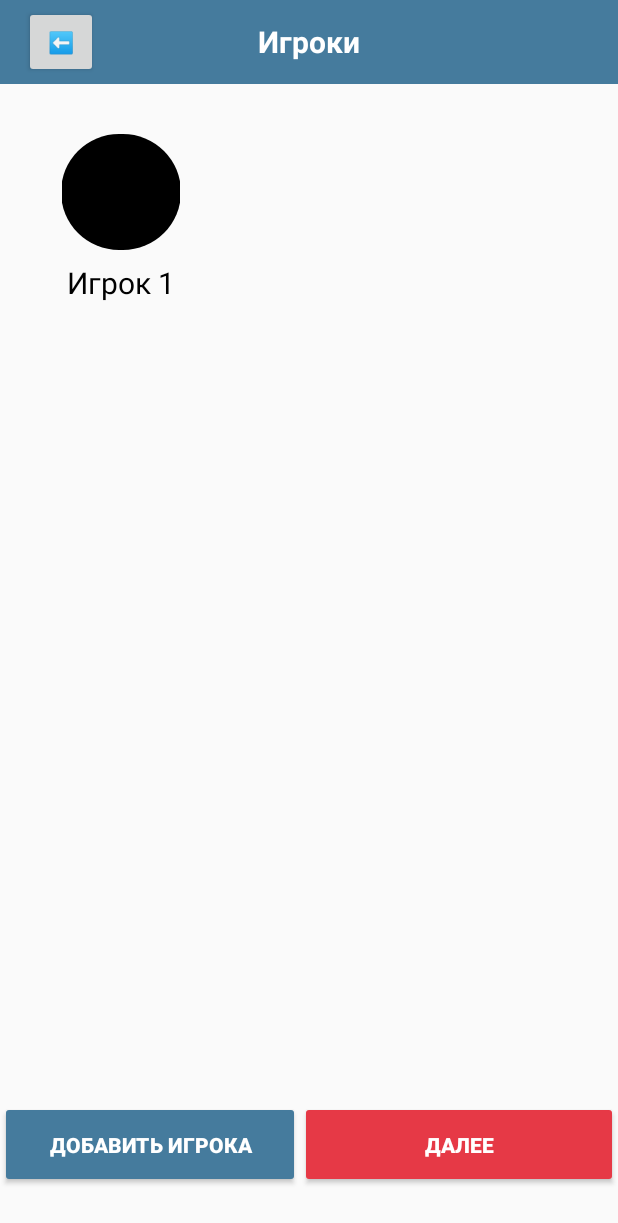
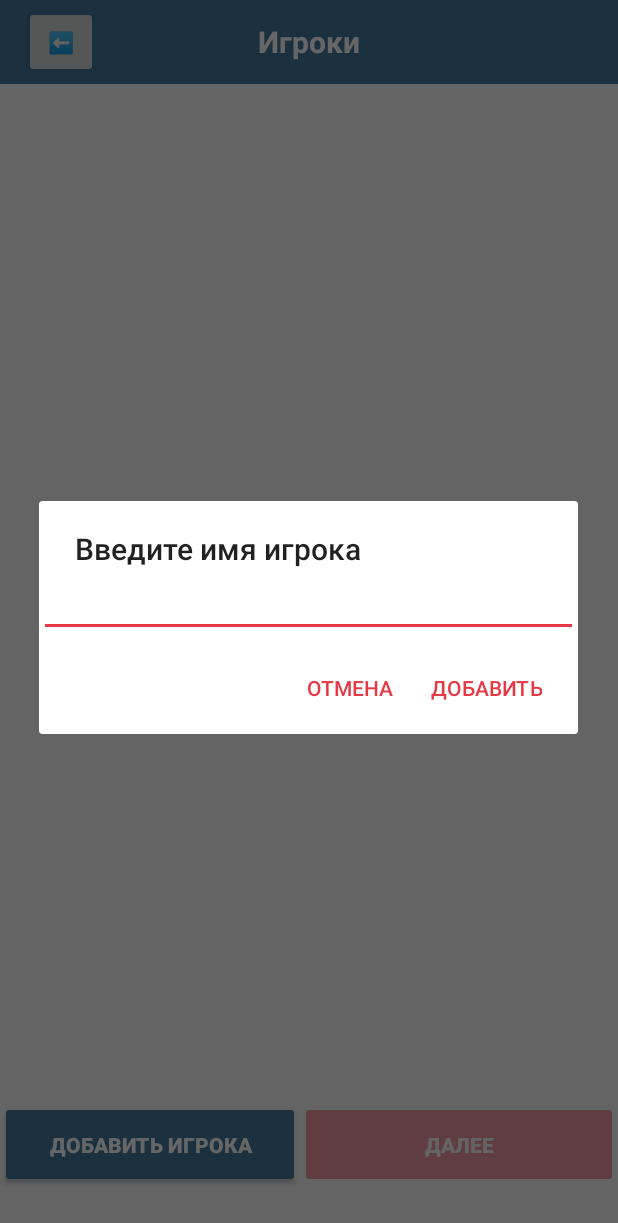
Before and after one commit to grigoryan-m/TownGame, an Android app: the PlayerSelectionActivity screen opened directly, with no data from a screen before it, after a tap on "ДОБАВИТЬ ИГРОКА", on a phone screen of 412 x 824 dp. Shown: the top 1223 px of the screen. Run offline under Robolectric (Android 15) with nearby library versions, the light colour scheme and no system bars.

Commit message:
Added saving and loading the players.

```diff
--- a/app/src/main/AndroidManifest.xml
+++ b/app/src/main/AndroidManifest.xml
@@ -1,7 +1,6 @@
 <?xml version="1.0" encoding="utf-8"?>
 <manifest xmlns:android="http://schemas.android.com/apk/res/android"
     xmlns:tools="http://schemas.android.com/tools">
-
     <application
         android:allowBackup="true"
         android:dataExtractionRules="@xml/data_extraction_rules"
@@ -24,6 +23,7 @@
                 <category android:name="android.intent.category.LAUNCHER" />
             </intent-filter>
         </activity>
+
     </application>
 
 </manifest>
--- a/app/src/main/java/com/example/towngame/activities/MainActivity.java
+++ b/app/src/main/java/com/example/towngame/activities/MainActivity.java
@@ -15,6 +15,7 @@ import androidx.core.view.ViewCompat;
 import androidx.core.view.WindowInsetsCompat;
 
 import com.example.towngame.R;
+import com.example.towngame.playerSelection.PlayerAdapter;
 
 public class MainActivity extends AppCompatActivity {
 
@@ -41,6 +42,7 @@ public class MainActivity extends AppCompatActivity {
         startButton.setOnClickListener(new View.OnClickListener() {
             @Override
             public void onClick(View v) {
+
                 Intent intent = new Intent(MainActivity.this, PlayerSelectionActivity.class);
                 startActivity(intent);
 
--- a/app/src/main/java/com/example/towngame/activities/PlayerSelectionActivity.java
+++ b/app/src/main/java/com/example/towngame/activities/PlayerSelectionActivity.java
@@ -1,5 +1,6 @@
 package com.example.towngame.activities;
 
+import android.content.DialogInterface;
 import android.content.Intent;
 import android.os.Bundle;
 import android.util.Log;
@@ -7,8 +8,10 @@ import android.view.View;
 import android.view.Window;
 import android.view.WindowManager;
 import android.widget.Button;
+import android.widget.EditText;
 
 import androidx.activity.EdgeToEdge;
+import androidx.appcompat.app.AlertDialog;
 import androidx.appcompat.app.AppCompatActivity;
 import androidx.core.graphics.Insets;
 import androidx.core.view.ViewCompat;
@@ -28,11 +31,15 @@ import java.util.List;
 
 public class PlayerSelectionActivity extends AppCompatActivity {
 
-    private List<Player> players = new ArrayList<>();
+    // Constants
+    private final int MIN_PLAYERS = 1;
+
     private PlayerAdapter adapter;
+    Button nextButton;
     @Override
     protected void onCreate(Bundle savedInstanceState) {
         super.onCreate(savedInstanceState);
+
         EdgeToEdge.enable(this);
         setContentView(R.layout.activity_player_selection);
         ViewCompat.setOnApplyWindowInsetsListener(findViewById(R.id.main), (v, insets) -> {
@@ -59,32 +66,77 @@ public class PlayerSelectionActivity extends AppCompatActivity {
                 overridePendingTransition(R.anim.slide_down, R.anim.slide_out_down);
             }
         });
-        adapter = new PlayerAdapter(this, players);
+        adapter = new PlayerAdapter(this, new ArrayList<>());
 
         RecyclerView playerRecyclerView = findViewById(R.id.playerRecyclerView);
         playerRecyclerView.setLayoutManager(new GridLayoutManager(this, 3)); // 3 колонки
         int spacingInPixels = getResources().getDimensionPixelSize(R.dimen.spacing); // Define the spacing value in your resources
         playerRecyclerView.addItemDecoration(new SpacesItemDecoration(spacingInPixels));
         playerRecyclerView.setAdapter(adapter);
-        // Addplayers button
+        // Add players button
 
         ItemTouchHelper itemTouchHelper = new ItemTouchHelper(new PlayerItemTouchHelperCallback(adapter));
         itemTouchHelper.attachToRecyclerView(playerRecyclerView);
 
-        Button addPlayerButton = (Button) findViewById(R.id.addPlayerButton);
-        addPlayerButton.setOnClickListener(new View.OnClickListener(){
+        nextButton = (Button) findViewById(R.id.nextButton);
+
+        adapter.loadPlayers(this);
+        updateNextButtonState();
+        adapter.notifyDataSetChanged();
+    }
+
+
+    public void showAddPlayerDialog(View view) {
+        AlertDialog.Builder builder = new AlertDialog.Builder(this);
+        builder.setTitle("Введите имя игрока");
+
+        // Создаем поле ввода
+        final EditText input = new EditText(this);
+        builder.setView(input);
+
+        // Устанавливаем кнопки
+        builder.setPositiveButton("Добавить", new DialogInterface.OnClickListener() {
             @Override
-            public void onClick(View v) {
-                addPlayer();
+            public void onClick(DialogInterface dialog, int which) {
+                String playerName = input.getText().toString();
+                if (!playerName.isEmpty()) {
+                    addPlayer(playerName);
+                }
             }
         });
+        builder.setNegativeButton("Отмена", new DialogInterface.OnClickListener() {
+            @Override
+            public void onClick(DialogInterface dialog, int which) {
+                dialog.cancel();
+            }
+        });
+
+        builder.show();
     }
-    public void addPlayer() {
+
+
+
+
+    public void addPlayer(String name) {
         Log.d("YourActivity", "Кнопка нажата");
         // Создайте нового игрока (можно изменить имя или добавлять через ввод)
-        Player newPlayer = new Player("Игрок " + (players.size() + 1)); // Уникальное имя для каждого игрока
-        players.add(newPlayer); // Добавление игрока в список
+        Player newPlayer = new Player(name); // Уникальное имя для каждого игрока
+        adapter.players.add(newPlayer); // Добавление игрока в список
         adapter.notifyDataSetChanged(); // Уведомление адаптера о том, что данные изменились
+        updateNextButtonState();
+    }
+    private void updateNextButtonState(){
+        if (adapter.players.size() < MIN_PLAYERS) {
+            nextButton.setEnabled(false);
+            nextButton.setAlpha(0.5f); // Сделаем кнопку полупрозрачной
+        } else {
+            nextButton.setEnabled(true);
+            nextButton.setAlpha(1.0f); // Полная непрозрачность
+        }
+    }
+
+    public void finishedOrganizingPlayers(View view){
+        adapter.savePlayers(this);
     }
 
 }
--- a/app/src/main/java/com/example/towngame/playerSelection/Player.java
+++ b/app/src/main/java/com/example/towngame/playerSelection/Player.java
@@ -1,6 +1,8 @@
 package com.example.towngame.playerSelection;
 
-public class Player {
+import java.io.Serializable;
+
+public class Player implements Serializable {
     private String name;
 
     public Player(String name){
--- a/app/src/main/java/com/example/towngame/playerSelection/PlayerAdapter.java
+++ b/app/src/main/java/com/example/towngame/playerSelection/PlayerAdapter.java
@@ -1,6 +1,11 @@
 package com.example.towngame.playerSelection;
 
+import static android.content.Context.MODE_PRIVATE;
+import static android.os.ParcelFileDescriptor.MODE_READ_WRITE;
+import static android.os.ParcelFileDescriptor.MODE_WORLD_READABLE;
+
 import android.content.Context;
+import android.util.Log;
 import android.view.LayoutInflater;
 import android.view.View;
 import android.view.ViewGroup;
@@ -11,11 +16,19 @@ import androidx.recyclerview.widget.RecyclerView;
 
 import com.example.towngame.R;
 
+import java.io.File;
+import java.io.FileInputStream;
+import java.io.FileOutputStream;
+import java.io.FileReader;
+import java.io.IOException;
+import java.io.ObjectInputStream;
+import java.io.ObjectOutputStream;
+import java.util.ArrayList;
 import java.util.Collections;
 import java.util.List;
 
 public class PlayerAdapter extends RecyclerView.Adapter<PlayerAdapter.PlayerViewHolder> {
-    private List<Player> players;
+    public List<Player> players;
     private Context context;
 
     public PlayerAdapter(Context context, List<Player> players) {
@@ -56,4 +69,35 @@ public class PlayerAdapter extends RecyclerView.Adapter<PlayerAdapter.PlayerView
         notifyItemMoved(fromPosition, toPosition);
     }
 
+    public void savePlayers(Context context) {
+        File file = new File(context.getFilesDir(), "players.dat");
+
+        try {
+
+            FileOutputStream fOut = context.openFileOutput("players.dat", Context.MODE_PRIVATE);
+            ObjectOutputStream out = new ObjectOutputStream(fOut);
+            out.writeObject(players);
+            out.close();
+            fOut.close();
+            Log.d("SUC", "Saved players!");
+        }
+        catch (Exception e) {
+            // TODO Auto-generated catch block
+            e.printStackTrace();
+        }
+    }
+
+    public void loadPlayers(Context context) {
+        try {
+            FileInputStream fis = context.openFileInput("players.dat");
+            ObjectInputStream in = new ObjectInputStream(fis);
+            players = (ArrayList<Player>) in.readObject();
+            in.close(); // Close the input stream
+            fis.close();
+        } catch (IOException | ClassNotFoundException e) {
+            players = new ArrayList<>();
+            e.printStackTrace(); // Handle the exception properly
+        }
+    }
+
 }
--- a/app/src/main/res/layout/activity_player_selection.xml
+++ b/app/src/main/res/layout/activity_player_selection.xml
@@ -65,7 +65,7 @@
             android:layout_marginBottom="16dp"
             android:layout_weight="1"
             android:backgroundTint="@color/colorPrimary"
-            android:onClick="addPlayer"
+            android:onClick="showAddPlayerDialog"
             android:text="Добавить игрока"
             android:textColor="#fff"
             android:textStyle="bold" />
@@ -78,7 +78,7 @@
             android:layout_marginBottom="16dp"
             android:layout_weight="3"
             android:backgroundTint="@color/colorAccent"
-            android:onClick="addPlayer"
+            android:onClick="finishedOrganizingPlayers"
             android:text="Далее"
             android:textColor="#fff"
             android:textStyle="bold" />
--- /dev/null
+++ b/app/src/main/res/layout/edit_player.xml
@@ -0,0 +1,6 @@
+<?xml version="1.0" encoding="utf-8"?>
+<androidx.constraintlayout.widget.ConstraintLayout xmlns:android="http://schemas.android.com/apk/res/android"
+    android:layout_width="match_parent"
+    android:layout_height="match_parent">
+
+</androidx.constraintlayout.widget.ConstraintLayout>
```
Also changed, not shown: app/src/main/java/com/example/towngame/playerSelection/ShowAddPlayerDialog.java (added, +7 -0 lines).
